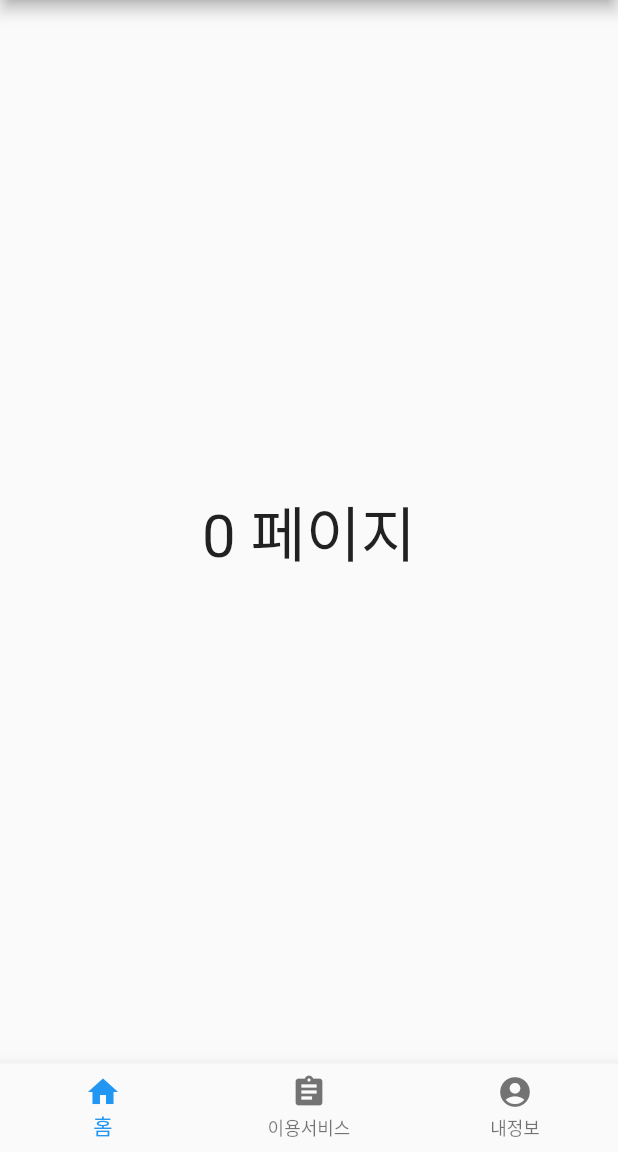
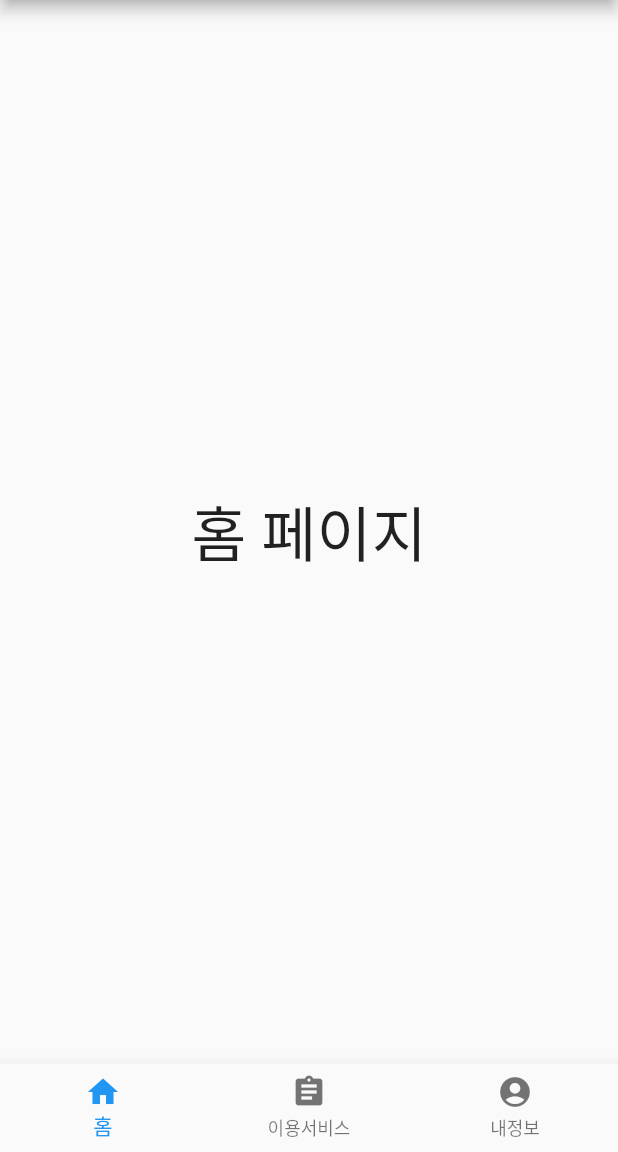
Before and after one commit to tintoll/complex_ui, a Flutter app: the screen it shows after launch, on a phone screen of 412 x 824 dp, the part 84-1236 px from its top. Run offline on Flutter 3.47's test engine with Material 2 defaults, Android fonts, the phone set to English and light mode, and no system bars.

Commit message:
add three pages

```diff
--- a/lib/main.dart
+++ b/lib/main.dart
@@ -24,6 +24,7 @@ class MyHomePage extends StatefulWidget {
 
 class _MyHomePageState extends State<MyHomePage> {
   var _index = 0; // 페이지
+  var _pages = [Page1(), Page2(), Page3()];
 
   @override
   Widget build(BuildContext context) {
@@ -44,12 +45,7 @@ class _MyHomePageState extends State<MyHomePage> {
               onPressed: () {})
         ],
       ),
-      body: Center(
-        child: Text(
-          '$_index 페이지',
-          style: TextStyle(fontSize: 40),
-        ),
-      ),
+      body: _pages[_index],
       bottomNavigationBar: BottomNavigationBar(
         onTap: (index) {
           setState(() {
@@ -75,3 +71,45 @@ class _MyHomePageState extends State<MyHomePage> {
     );
   }
 }
+
+class Page1 extends StatelessWidget {
+  @override
+  Widget build(BuildContext context) {
+    return Container(
+      child: Center(
+        child: Text(
+          '홈 페이지',
+          style: TextStyle(fontSize: 40),
+        ),
+      ),
+    );
+  }
+}
+
+class Page2 extends StatelessWidget {
+  @override
+  Widget build(BuildContext context) {
+    return Container(
+      child: Center(
+        child: Text(
+          '이용서비스',
+          style: TextStyle(fontSize: 40),
+        ),
+      ),
+    );
+  }
+}
+
+class Page3 extends StatelessWidget {
+  @override
+  Widget build(BuildContext context) {
+    return Container(
+      child: Center(
+        child: Text(
+          '내 정보',
+          style: TextStyle(fontSize: 40),
+        ),
+      ),
+    );
+  }
+}
```
